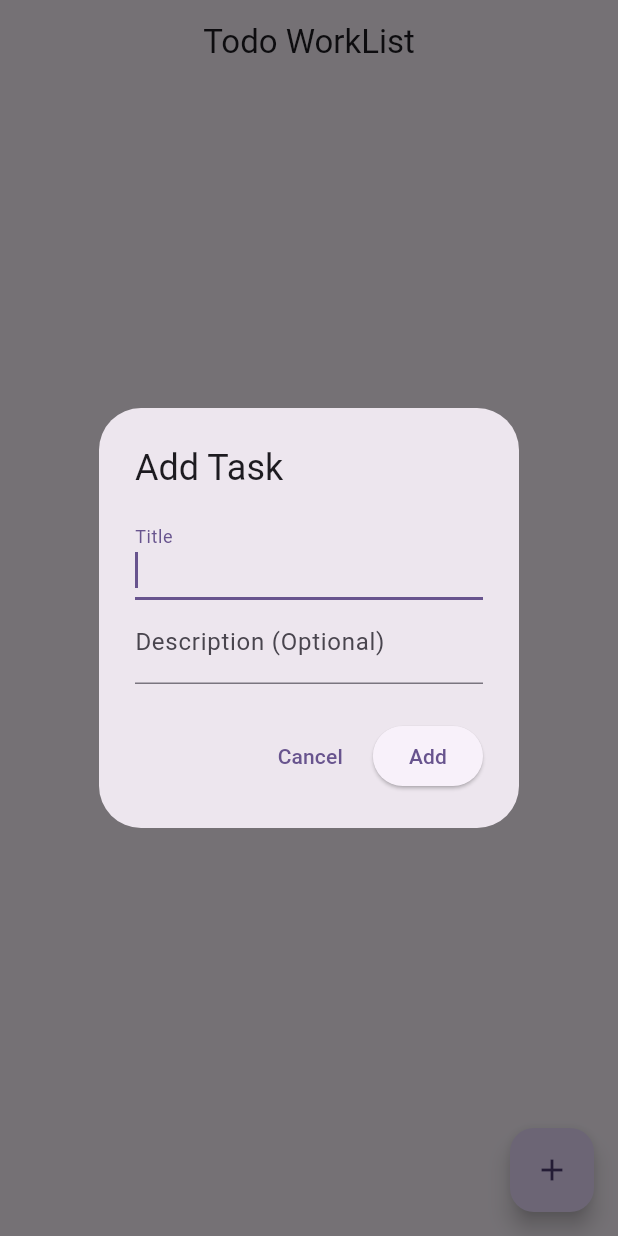
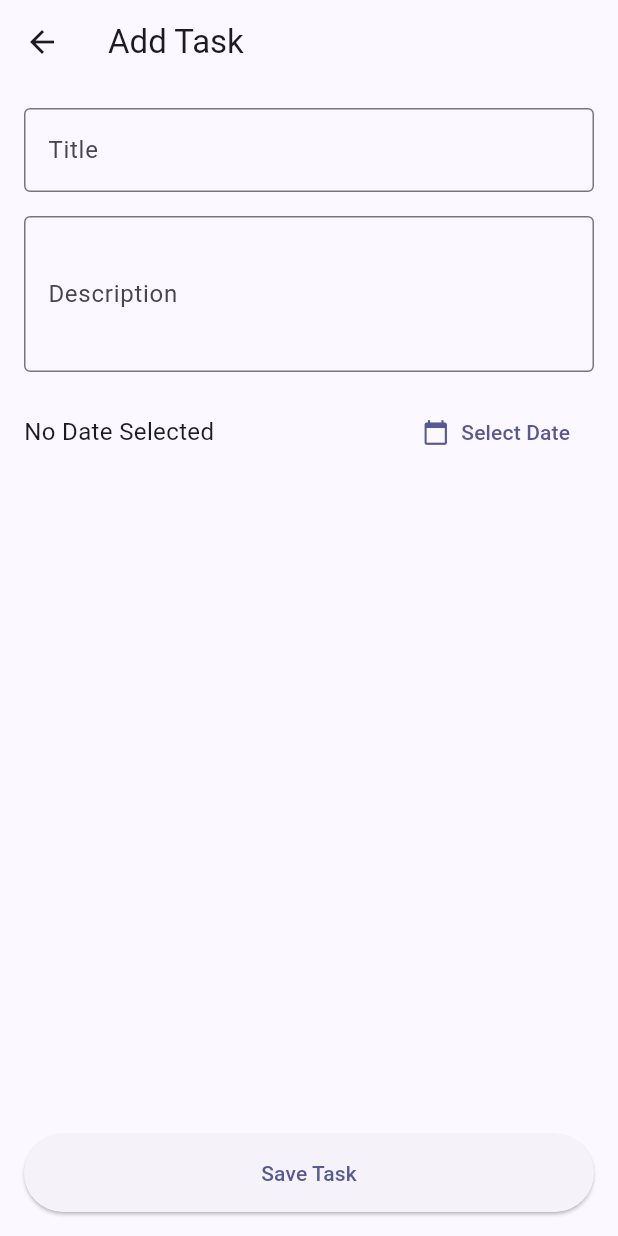
Before and after one commit to Anirudh-Chakraborty/To-Do-WorkList_FLutter, a Flutter app: the screen it shows after launch, after a tap on the "add" icon, on a phone screen of 412 x 824 dp. Run offline on Flutter 3.47's test engine with Material 3 defaults, Android fonts, the phone set to English and light mode, and no system bars; our stand-ins replace flutter_riverpod, hive, hive_flutter; accounts and stored records are empty.

Commit message:
A pp Functional, Debugging Remains

```diff
--- a/lib/main.dart
+++ b/lib/main.dart
@@ -1,7 +1,7 @@
 import 'package:flutter/material.dart';
 import 'package:flutter_riverpod/flutter_riverpod.dart';
 import 'services/hive_service.dart';
-import 'screens/home_screen.dart';
+import 'screens/splash_screen.dart';
 
 void main() async {
   WidgetsFlutterBinding.ensureInitialized();
@@ -20,10 +20,12 @@ class MyApp extends StatelessWidget {
     return MaterialApp(
       title: 'Todo WorkList',
       theme: ThemeData(
-        colorScheme: ColorScheme.fromSeed(seedColor: Colors.deepPurple),
+        colorScheme: ColorScheme.fromSeed(
+          seedColor: const Color.fromARGB(255, 34, 3, 234),
+        ),
         useMaterial3: true,
       ),
-      home: const HomeScreen(),
+      home: const SplashScreen(),
     );
   }
 }
--- a/lib/models/task.dart
+++ b/lib/models/task.dart
@@ -19,11 +19,15 @@ class Task extends HiveObject {
   @HiveField(4)
   final DateTime createdAt;
 
+  @HiveField(5)
+  final DateTime? dueDate;
+
   Task({
     required this.id,
     required this.title,
     required this.description,
     this.isCompleted = false,
     required this.createdAt,
+    this.dueDate,
   });
 }
--- /dev/null
+++ b/lib/screens/add_task_screen.dart
@@ -0,0 +1,114 @@
+import 'package:flutter/material.dart';
+import 'package:flutter_riverpod/flutter_riverpod.dart';
+import 'package:intl/intl.dart';
+import '../providers/task_provider.dart';
+
+class AddTaskScreen extends ConsumerStatefulWidget {
+  const AddTaskScreen({super.key});
+
+  @override
+  ConsumerState<AddTaskScreen> createState() => _AddTaskScreenState();
+}
+
+class _AddTaskScreenState extends ConsumerState<AddTaskScreen> {
+  final _titleController = TextEditingController();
+  final _descriptionController = TextEditingController();
+  DateTime? _selectedDate;
+
+  Future<void> _pickDate() async {
+    final pickedDate = await showDatePicker(
+      context: context,
+      initialDate: DateTime.now(),
+      firstDate: DateTime.now(),
+      lastDate: DateTime(2101),
+    );
+    if (pickedDate != null) {
+      setState(() {
+        _selectedDate = pickedDate;
+      });
+    }
+  }
+
+  void _saveTask() {
+    if (_titleController.text.isNotEmpty) {
+      ref
+          .read(taskProvider.notifier)
+          .addTask(
+            _titleController.text,
+            _descriptionController.text,
+            _selectedDate,
+          );
+      Navigator.pop(context);
+    } else {
+      ScaffoldMessenger.of(
+        context,
+      ).showSnackBar(const SnackBar(content: Text('Please enter a title')));
+    }
+  }
+
+  @override
+  Widget build(BuildContext context) {
+    return Scaffold(
+      appBar: AppBar(title: const Text('Add Task')),
+      body: Padding(
+        padding: const EdgeInsets.all(16.0),
+        child: Column(
+          children: [
+            TextField(
+              controller: _titleController,
+              decoration: const InputDecoration(
+                labelText: 'Title',
+                border: OutlineInputBorder(),
+              ),
+            ),
+            const SizedBox(height: 16),
+            TextField(
+              controller: _descriptionController,
+              decoration: const InputDecoration(
+                labelText: 'Description',
+                border: OutlineInputBorder(),
+              ),
+              maxLines: 3,
+            ),
+            const SizedBox(height: 16),
+            Row(
+              children: [
+                Expanded(
+                  child: Text(
+                    _selectedDate == null
+                        ? 'No Date Selected'
+                        : 'Due: ${DateFormat.yMMMd().format(_selectedDate!)}',
+                    style: const TextStyle(fontSize: 16),
+                  ),
+                ),
+                TextButton.icon(
+                  onPressed: _pickDate,
+                  icon: const Icon(Icons.calendar_today),
+                  label: const Text('Select Date'),
+                ),
+              ],
+            ),
+            const Spacer(),
+            SizedBox(
+              width: double.infinity,
+              child: ElevatedButton(
+                onPressed: _saveTask,
+                style: ElevatedButton.styleFrom(
+                  padding: const EdgeInsets.symmetric(vertical: 16),
+                ),
+                child: const Text('Save Task'),
+              ),
+            ),
+          ],
+        ),
+      ),
+    );
+  }
+
+  @override
+  void dispose() {
+    _titleController.dispose();
+    _descriptionController.dispose();
+    super.dispose();
+  }
+}
--- a/lib/screens/home_screen.dart
+++ b/lib/screens/home_screen.dart
@@ -2,6 +2,7 @@ import 'package:flutter/material.dart';
 import 'package:flutter_riverpod/flutter_riverpod.dart';
 import '../providers/task_provider.dart';
 import '../widgets/task_tile.dart';
+import 'add_task_screen.dart';
 
 class HomeScreen extends ConsumerWidget {
   const HomeScreen({super.key});
@@ -27,54 +28,13 @@ class HomeScreen extends ConsumerWidget {
               },
             ),
       floatingActionButton: FloatingActionButton(
-        onPressed: () => _showAddTaskDialog(context, ref),
+        onPressed: () {
+          Navigator.of(context).push(
+            MaterialPageRoute(builder: (context) => const AddTaskScreen()),
+          );
+        },
         child: const Icon(Icons.add),
       ),
     );
   }
-
-  void _showAddTaskDialog(BuildContext context, WidgetRef ref) {
-    final titleController = TextEditingController();
-    final descriptionController = TextEditingController();
-
-    showDialog(
-      context: context,
-      builder: (context) => AlertDialog(
-        title: const Text('Add Task'),
-        content: Column(
-          mainAxisSize: MainAxisSize.min,
-          children: [
-            TextField(
-              controller: titleController,
-              decoration: const InputDecoration(labelText: 'Title'),
-              autofocus: true,
-            ),
-            TextField(
-              controller: descriptionController,
-              decoration: const InputDecoration(
-                labelText: 'Description (Optional)',
-              ),
-            ),
-          ],
-        ),
-        actions: [
-          TextButton(
-            onPressed: () => Navigator.pop(context),
-            child: const Text('Cancel'),
-          ),
-          ElevatedButton(
-            onPressed: () {
-              if (titleController.text.isNotEmpty) {
-                ref
-                    .read(taskProvider.notifier)
-                    .addTask(titleController.text, descriptionController.text);
-                Navigator.pop(context);
-              }
-            },
-            child: const Text('Add'),
-          ),
-        ],
-      ),
-    );
-  }
 }
--- /dev/null
+++ b/lib/screens/splash_screen.dart
@@ -0,0 +1,46 @@
+import 'package:flutter/material.dart';
+import 'home_screen.dart';
+
+class SplashScreen extends StatefulWidget {
+  const SplashScreen({super.key});
+
+  @override
+  State<SplashScreen> createState() => _SplashScreenState();
+}
+
+class _SplashScreenState extends State<SplashScreen> {
+  @override
+  void initState() {
+    super.initState();
+    Future.delayed(const Duration(seconds: 3), () {
+      if (mounted) {
+        Navigator.of(context).pushReplacement(
+          MaterialPageRoute(builder: (context) => const HomeScreen()),
+        );
+      }
+    });
+  }
+
+  @override
+  Widget build(BuildContext context) {
+    return Scaffold(
+      body: Center(
+        child: Column(
+          mainAxisAlignment: MainAxisAlignment.center,
+          children: [
+            Icon(
+              Icons.check_circle_outline,
+              size: 100,
+              color: Theme.of(context).primaryColor,
+            ),
+            const SizedBox(height: 20),
+            const Text(
+              'Todo WorkList',
+              style: TextStyle(fontSize: 24, fontWeight: FontWeight.bold),
+            ),
+          ],
+        ),
+      ),
+    );
+  }
+}
--- a/lib/widgets/task_tile.dart
+++ b/lib/widgets/task_tile.dart
@@ -1,5 +1,6 @@
 import 'package:flutter/material.dart';
 import 'package:flutter_riverpod/flutter_riverpod.dart';
+import 'package:intl/intl.dart';
 import '../models/task.dart';
 import '../providers/task_provider.dart';
 
@@ -23,7 +24,20 @@ class TaskTile extends ConsumerWidget {
           decoration: task.isCompleted ? TextDecoration.lineThrough : null,
         ),
       ),
-      subtitle: task.description.isNotEmpty ? Text(task.description) : null,
+      subtitle: Column(
+        crossAxisAlignment: CrossAxisAlignment.start,
+        children: [
+          if (task.description.isNotEmpty) Text(task.description),
+          if (task.dueDate != null)
+            Padding(
+              padding: const EdgeInsets.only(top: 4.0),
+              child: Text(
+                'Due: ${DateFormat.yMMMd().format(task.dueDate!)}',
+                style: const TextStyle(fontSize: 12, color: Colors.grey),
+              ),
+            ),
+        ],
+      ),
       trailing: IconButton(
         icon: const Icon(Icons.delete),
         onPressed: () {
--- a/pubspec.yaml
+++ b/pubspec.yaml
@@ -35,6 +35,7 @@ dependencies:
   hive_flutter: ^1.1.0
   uuid: ^4.5.1
   cupertino_icons: ^1.0.8
+  intl: ^0.20.2
 
 dev_dependencies:
   flutter_test:
```
Also changed, not shown: lib/providers/task_provider.dart (+6 -1 lines), lib/models/task.g.dart.
